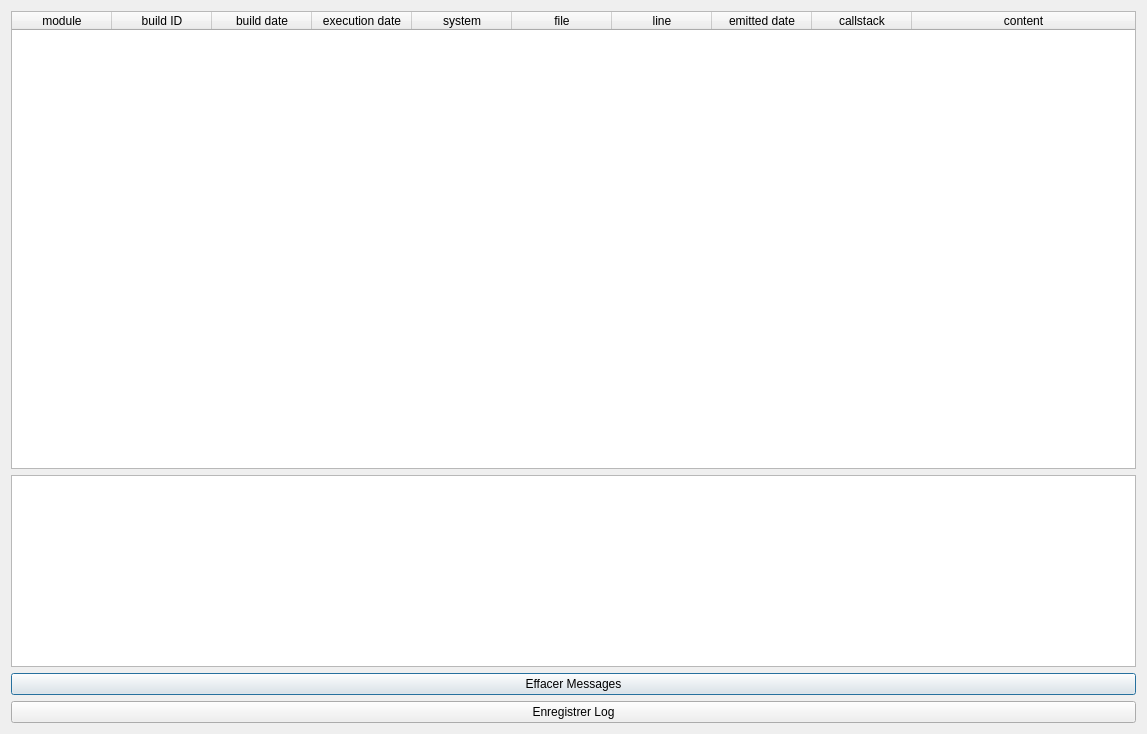
Qt form src/utils/logger/gui/ui/DebuggingConsole.ui (AdrienPensart/innocence) before a commit.
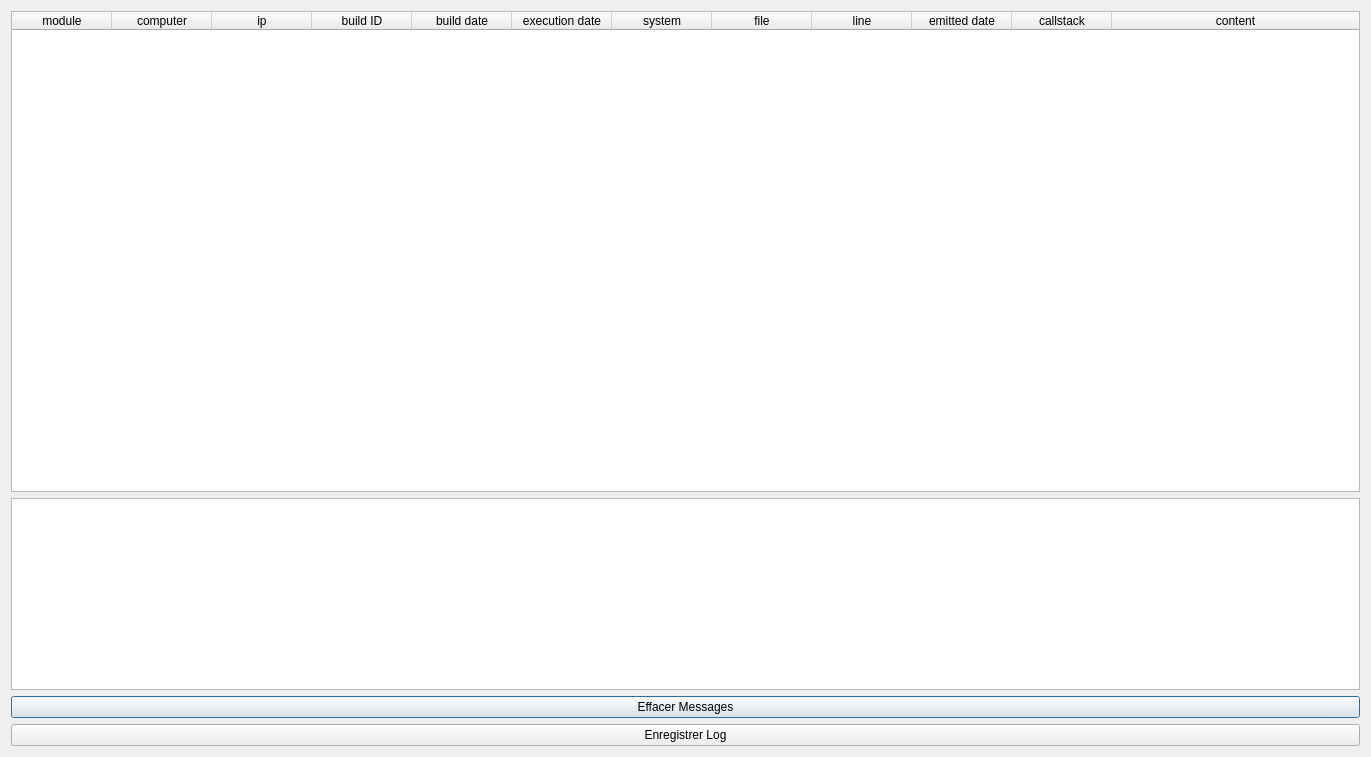
The same form after that commit. Icons and pictures are not drawn.

Commit message: added ip and computer name

```diff
--- a/src/utils/logger/gui/ui/DebuggingConsole.ui
+++ b/src/utils/logger/gui/ui/DebuggingConsole.ui
@@ -6,8 +6,8 @@
    <rect>
     <x>0</x>
     <y>0</y>
-    <width>1147</width>
-    <height>734</height>
+    <width>1371</width>
+    <height>757</height>
    </rect>
   </property>
   <property name="windowTitle">
@@ -33,11 +33,14 @@
       <number>0</number>
      </property>
      <property name="columnCount">
-      <number>10</number>
+      <number>12</number>
      </property>
      <attribute name="horizontalHeaderCascadingSectionResizes">
       <bool>false</bool>
      </attribute>
+     <attribute name="horizontalHeaderMinimumSectionSize">
+      <number>20</number>
+     </attribute>
      <attribute name="horizontalHeaderStretchLastSection">
       <bool>true</bool>
      </attribute>
@@ -46,6 +49,16 @@
        <string>module</string>
       </property>
      </column>
+     <column>
+      <property name="text">
+       <string>computer</string>
+      </property>
+     </column>
+     <column>
+      <property name="text">
+       <string>ip</string>
+      </property>
+     </column>
      <column>
       <property name="text">
        <string>build ID</string>
```
The commit also changes 12 other files.
